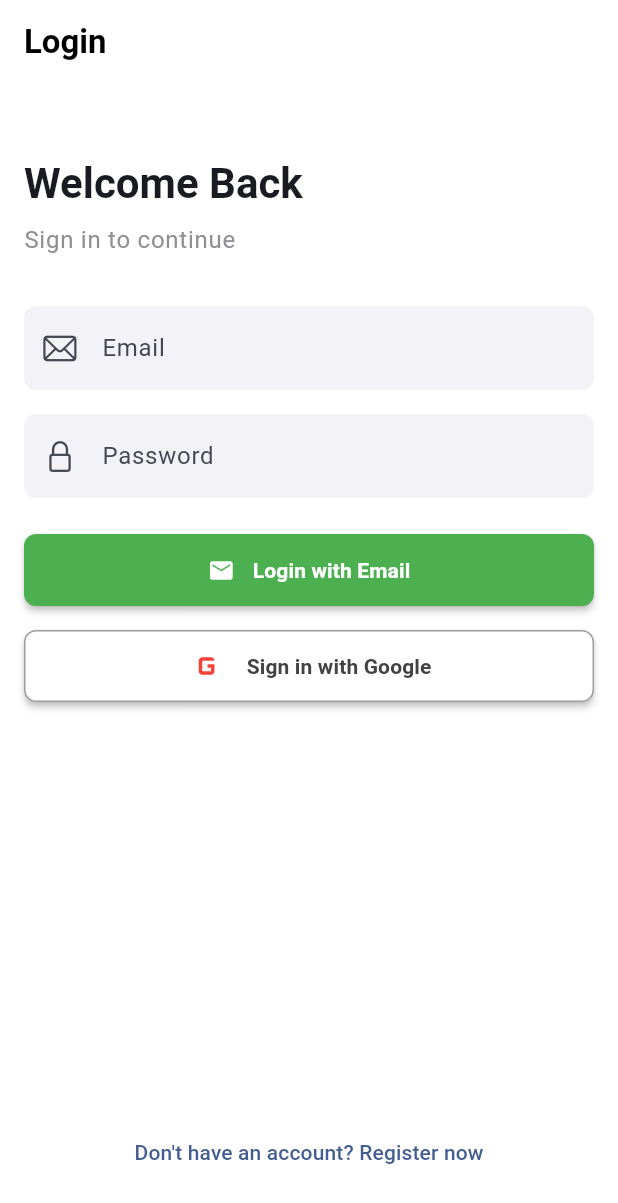
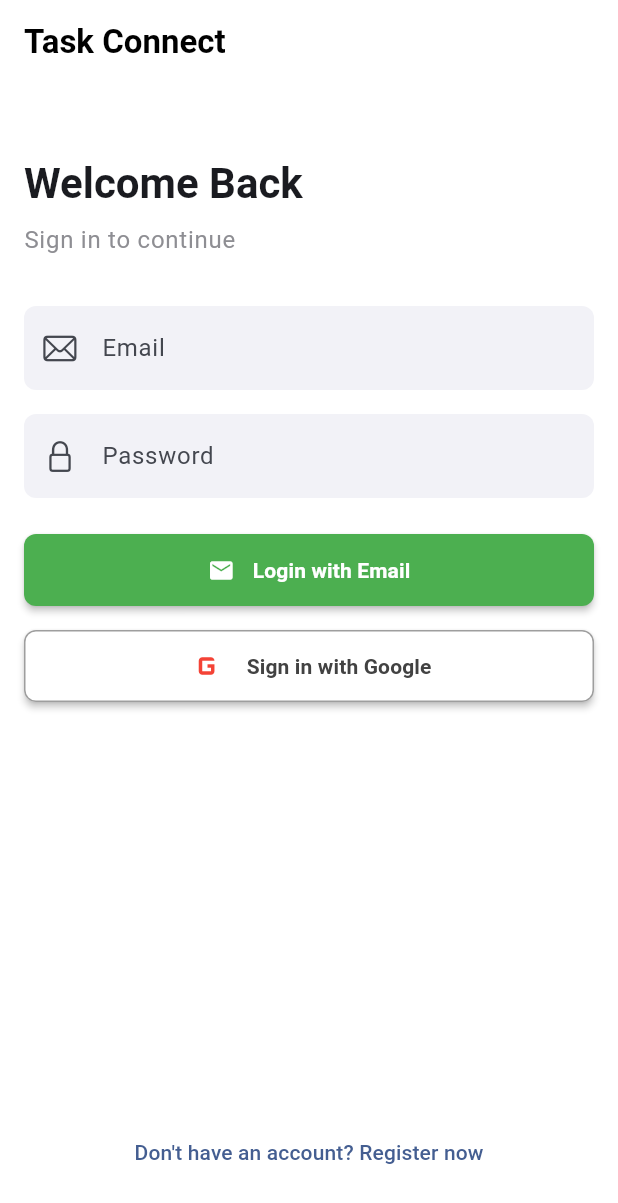
Before and after one commit to siuma1109/shape_task_connect, a Flutter app: the screen it shows after launch, on a phone screen of 412 x 824 dp. Shown: the top 1203 px of the screen. Run offline on Flutter 3.47's test engine with Material 3 defaults, Android fonts, the phone set to English and light mode, and no system bars; our stand-ins replace cloud_firestore, firebase_auth, firebase_core, geocoding, get_it, google_sign_in and 5 more; missing offline and left inert: google_mlkit_image_labeling; accounts and stored records are empty.

Commit message:
Modify Login title

```diff
--- a/lib/screens/auth/login_screen.dart
+++ b/lib/screens/auth/login_screen.dart
@@ -151,7 +151,7 @@ class _LoginScreenState extends State<LoginScreen> {
         Scaffold(
           appBar: AppBar(
             title: const Text(
-              'Login',
+              'Task Connect',
               style: TextStyle(fontWeight: FontWeight.bold),
             ),
           ),
```
